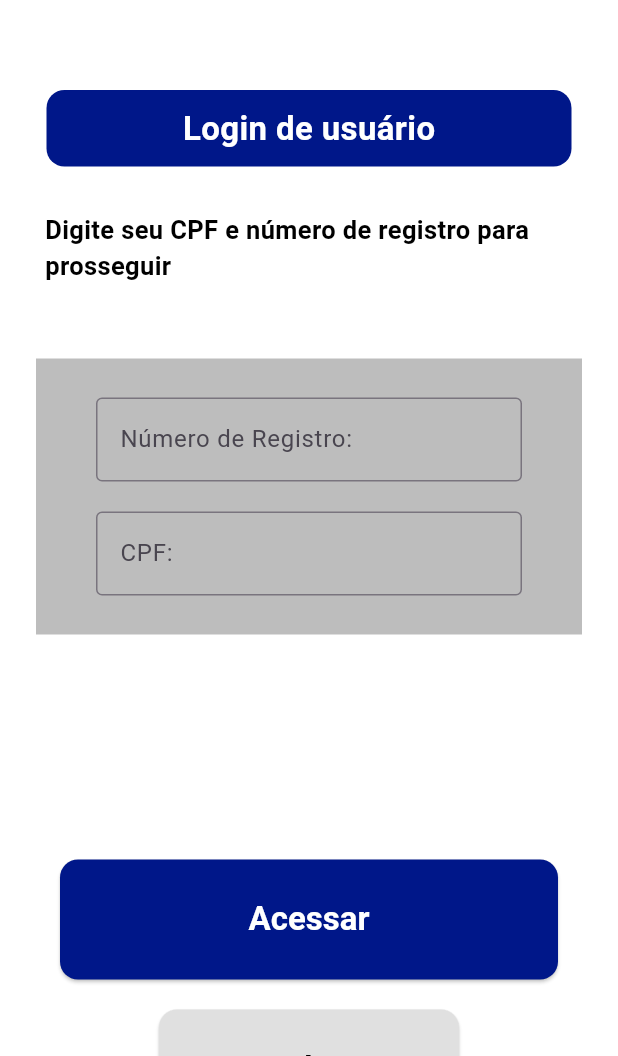
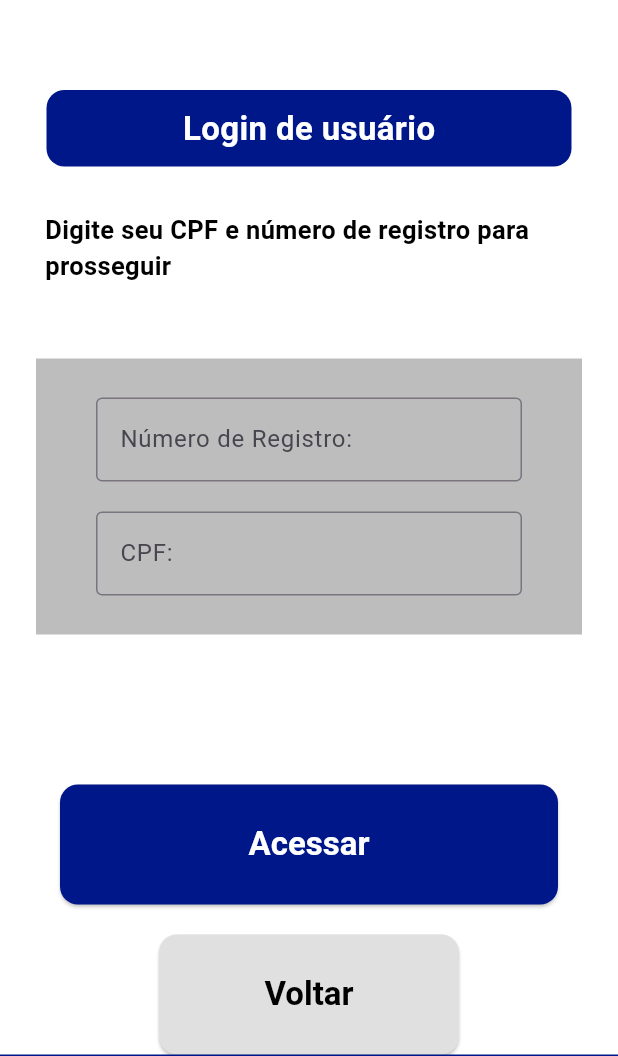
Before and after one commit to Pitucooh/PII_Extintor, a Flutter app: the TelaCadastro screen opened directly, on a phone screen of 412 x 824 dp, the part 180-1236 px from its top. Run offline on Flutter 3.47's test engine with Material 3 defaults, Android fonts, the phone set to English and light mode, and no system bars; missing offline and left inert: qr_code_scanner.

Commit message:
Arrumei o botao

```diff
--- a/extintor_app/lib/tela_cadastro.dart
+++ b/extintor_app/lib/tela_cadastro.dart
@@ -89,7 +89,7 @@ class TelaCadastro extends StatelessWidget {
               ),
             ),
           ),
-          const SizedBox(height: 150),
+          const SizedBox(height: 100),
 
           // Buttons
           Padding(
```
Also changed, not shown: 10 other files.
